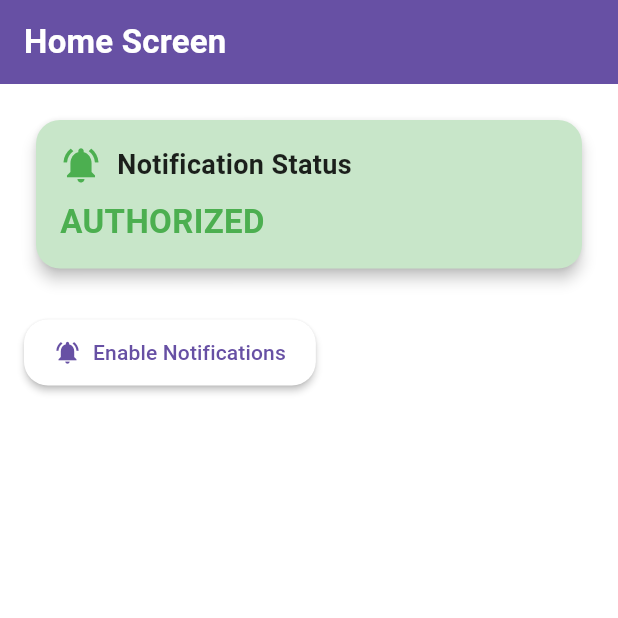
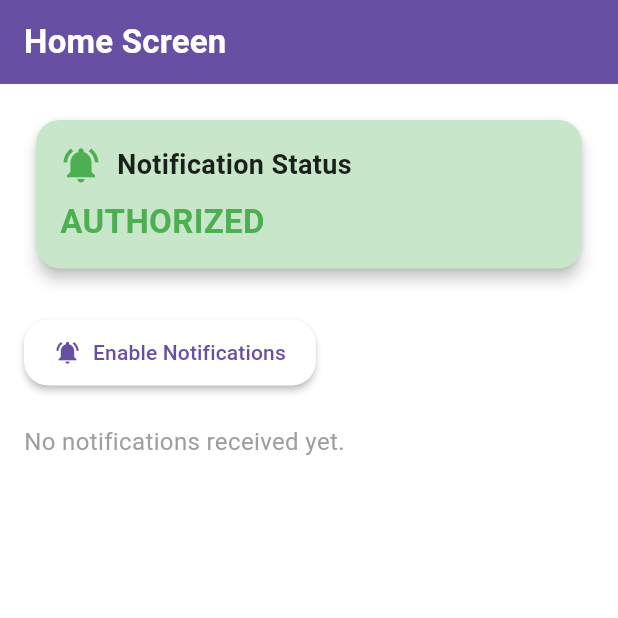
Before and after one commit to afperdomo2/push_app, a Flutter app: the screen it shows after launch, on a phone screen of 412 x 824 dp, the top half of it. Run offline on Flutter 3.47's test engine with Material 3 defaults, Android fonts, the phone set to English and light mode, and no system bars; our stand-ins replace equatable, firebase_core, firebase_messaging, flutter_bloc, go_router; accounts and stored records are empty.

```diff
--- a/lib/features/home/blocs/notifications/notifications_bloc.dart
+++ b/lib/features/home/blocs/notifications/notifications_bloc.dart
@@ -14,7 +14,9 @@ class NotificationsBloc extends Bloc<NotificationsEvent, NotificationsState> {
   FirebaseMessaging messaging = FirebaseMessaging.instance;
 
   NotificationsBloc() : super(const NotificationsInitial()) {
+    // Escucha los cambios en el estado de las notificaciones
     on<NotificationStatusChanged>(_updateNotificationState);
+    on<NotificationReceived>(_onPushMessageReceived);
 
     _initializeNotificationStatus();
     _handleForegroundNotification();
@@ -33,6 +35,14 @@ class NotificationsBloc extends Bloc<NotificationsEvent, NotificationsState> {
   ) {
     emit(state.copyWith(status: event.status));
     _getFCMToken();
+  }
+
+  /// Maneja la recepción de mensajes push.
+  _onPushMessageReceived(
+    NotificationReceived event,
+    Emitter<NotificationsState> emit,
+  ) {
+    emit(state.copyWith(notificationList: [event.message, ...state.notificationList]));
   }
 
   /// Solicita permiso para enviar notificaciones al usuario.
@@ -76,6 +86,7 @@ class NotificationsBloc extends Bloc<NotificationsEvent, NotificationsState> {
           : message.notification?.apple?.imageUrl,
     );
 
+    add(NotificationReceived(notification));
     print(notification);
   }
 
--- a/lib/features/home/blocs/notifications/notifications_event.dart
+++ b/lib/features/home/blocs/notifications/notifications_event.dart
@@ -1,5 +1,6 @@
 part of 'notifications_bloc.dart';
 
+// Evento base para las notificaciones
 class NotificationsEvent extends Equatable {
   const NotificationsEvent();
 
@@ -7,8 +8,16 @@ class NotificationsEvent extends Equatable {
   List<Object> get props => [];
 }
 
+// Evento para cambiar el estado de las notificaciones
 class NotificationStatusChanged extends NotificationsEvent {
   final AuthorizationStatus status;
 
   const NotificationStatusChanged(this.status);
 }
+
+// Evento para recibir una notificación
+class NotificationReceived extends NotificationsEvent {
+  final PushMessage message;
+
+  const NotificationReceived(this.message);
+}
--- a/lib/features/home/blocs/notifications/notifications_state.dart
+++ b/lib/features/home/blocs/notifications/notifications_state.dart
@@ -2,20 +2,20 @@ part of 'notifications_bloc.dart';
 
 class NotificationsState extends Equatable {
   final AuthorizationStatus status;
-  final List<PushMessage> notifications;
+  final List<PushMessage> notificationList;
 
-  const NotificationsState(this.status, this.notifications);
+  const NotificationsState(this.status, this.notificationList);
 
   @override
-  List<Object> get props => [status, notifications];
+  List<Object> get props => [status, notificationList];
 
   NotificationsState copyWith({
     AuthorizationStatus? status,
-    List<PushMessage>? notifications,
+    List<PushMessage>? notificationList,
   }) {
     return NotificationsState(
       status ?? this.status,
-      notifications ?? this.notifications,
+      notificationList ?? this.notificationList,
     );
   }
 }
--- a/lib/features/home/screens/home_screen.dart
+++ b/lib/features/home/screens/home_screen.dart
@@ -1,5 +1,6 @@
 import 'package:flutter/material.dart';
 import 'package:flutter_bloc/flutter_bloc.dart';
+import 'package:push_app/domain/entities/push_message.dart';
 import 'package:push_app/features/home/blocs/notifications/notifications_bloc.dart';
 
 class HomeScreen extends StatelessWidget {
@@ -9,6 +10,8 @@ class HomeScreen extends StatelessWidget {
   Widget build(BuildContext context) {
     final notificationsState = context.watch<NotificationsBloc>().state;
     final notificationsBloc = context.read<NotificationsBloc>();
+
+    final notificationList = notificationsState.notificationList;
 
     return Scaffold(
       appBar: AppBar(
@@ -27,8 +30,69 @@ class HomeScreen extends StatelessWidget {
             const SizedBox(height: 24),
 
             _NotificationRequestButton(notificationsBloc: notificationsBloc),
+
+            const SizedBox(height: 24),
+
+            // List of notifications
+            _NotificationListView(notificationList: notificationList),
           ],
         ),
+      ),
+    );
+  }
+}
+
+class _NotificationListView extends StatelessWidget {
+  const _NotificationListView({
+    required this.notificationList,
+  });
+
+  final List<PushMessage> notificationList;
+
+  @override
+  Widget build(BuildContext context) {
+    return Expanded(
+      child: Column(
+        crossAxisAlignment: CrossAxisAlignment.start,
+        children: [
+          if (notificationList.isEmpty)
+            const Text(
+              'No notifications received yet.',
+              style: TextStyle(fontSize: 16, color: Colors.grey),
+            )
+          else
+            const Text(
+              'Received Notifications:',
+              style: TextStyle(fontSize: 18, fontWeight: FontWeight.bold),
+            ),
+          Expanded(
+            child: ListView.builder(
+              itemCount: notificationList.length,
+              itemBuilder: (context, index) {
+                final notification = notificationList[index];
+                return Card(
+                  margin: const EdgeInsets.symmetric(vertical: 8),
+                  child: ListTile(
+                    title: Text(notification.title),
+                    subtitle: Text(notification.body),
+                    leading: notification.imageUrl != null && notification.imageUrl!.isNotEmpty
+                        ? ClipRRect(
+                            borderRadius: BorderRadius.circular(8),
+                            child: Image.network(
+                              notification.imageUrl!,
+                              width: 50,
+                              height: 50,
+                              fit: BoxFit.cover,
+                              errorBuilder: (context, _, __) => const Icon(Icons.notifications),
+                            ),
+                          )
+                        : const Icon(Icons.notifications),
+                  ),
+                );
+              },
+            ),
+          ),
+        ],
       ),
     );
   }
```
